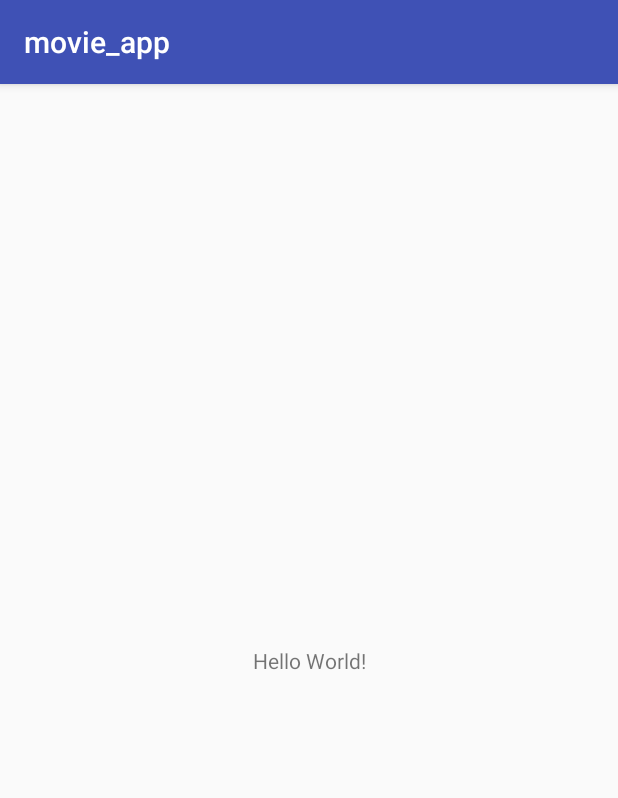
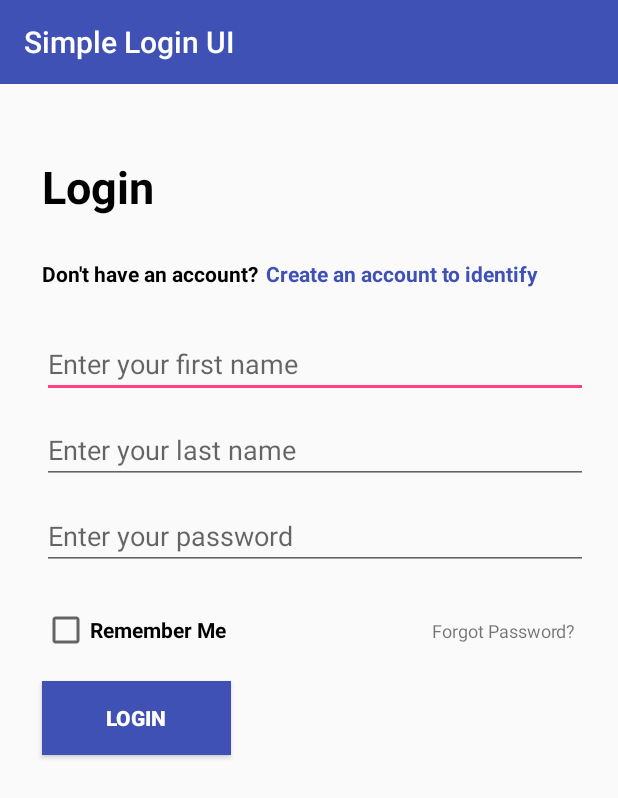
Before and after one commit to themavencoder/data-binding, an Android app: the screen it shows after launch (MainActivity before the commit, LoginActivity after it), on a phone screen of 412 x 824 dp. Shown: the top 798 px of the screen. Run offline under Robolectric (Android 15) with nearby library versions, the phone set to English and light mode, and no system bars.

Commit message:
first init

```diff
--- a/app/src/main/res/layout/activity_login.xml
+++ b/app/src/main/res/layout/activity_login.xml
@@ -6,6 +6,8 @@
     android:layout_height="match_parent"
 
     tools:context=".authentication.LoginActivity">
+
+
 
 
     <android.support.v7.widget.Toolbar
@@ -28,11 +30,11 @@
         android:layout_marginRight="8dp"
         android:layout_marginStart="8dp"
         android:layout_marginTop="48dp"
-        android:fontFamily="serif"
         android:paddingLeft="20dp"
         android:text="Login"
         android:textSize="30sp"
         android:textStyle="bold"
+        android:textColor="@android:color/black"
         app:layout_constraintEnd_toEndOf="parent"
         app:layout_constraintHorizontal_bias="0.0"
         app:layout_constraintStart_toStartOf="parent"
@@ -52,8 +54,9 @@
             android:layout_width="wrap_content"
             android:layout_height="match_parent"
             android:layout_marginLeft="8dp"
+            android:textColor="@android:color/black"
             android:paddingLeft="20dp"
-            android:text="Don't have an account?"
+            android:text="@string/don_t_have_an_account"
             android:textStyle="bold" />
 
 
@@ -61,7 +64,7 @@
             android:layout_width="wrap_content"
             android:layout_height="match_parent"
             android:paddingLeft="5dp"
-            android:text="Create an account."
+            android:text="@string/create_an_account_to_identify"
             android:textColor="@color/colorPrimary"
             android:textStyle="bold" />
 
@@ -69,35 +72,92 @@
     </LinearLayout>
 
     <LinearLayout
+        android:id="@+id/linearLayout2"
         android:layout_width="match_parent"
         android:layout_height="wrap_content"
+        android:layout_marginLeft="8dp"
         android:layout_marginTop="28dp"
         android:orientation="vertical"
-        android:layout_marginLeft="8dp"
         android:paddingLeft="20dp"
         android:paddingRight="20dp"
-        app:layout_goneMarginLeft="8dp"
         app:layout_constraintEnd_toEndOf="parent"
         app:layout_constraintStart_toStartOf="parent"
-        app:layout_constraintTop_toBottomOf="@+id/linearLayout">
+        app:layout_constraintTop_toBottomOf="@+id/linearLayout"
+        app:layout_goneMarginLeft="8dp">
 
 
 
             <EditText
                 android:layout_width="match_parent"
                 android:layout_height="wrap_content"
-            android:hint="Username"
+                android:id="@+id/edit_text_first_name"
+                android:hint="@string/firstname"
 
                 />
 
+
+
             <EditText
+                android:id="@+id/edit_text_last_name"
                 android:layout_width="match_parent"
                 android:layout_height="wrap_content"
-            android:hint="Password"
                 android:layout_marginTop="12dp"
+                android:hint="@string/lastname"
+
+                />
+        <EditText
+            android:id="@+id/edit_text_password"
+            android:layout_width="match_parent"
+            android:layout_height="wrap_content"
+            android:layout_marginTop="12dp"
+            android:hint="@string/password"
 
             />
 
 
     </LinearLayout>
+
+
+    <CheckBox
+        android:id="@+id/checkBox"
+        android:layout_width="142dp"
+        android:layout_height="wrap_content"
+        android:layout_marginLeft="28dp"
+        android:layout_marginStart="28dp"
+        android:layout_marginTop="24dp"
+        android:textStyle="bold"
+        android:textSize="14sp"
+        android:text="Remember Me"
+        app:layout_constraintStart_toStartOf="parent"
+        app:layout_constraintTop_toBottomOf="@+id/linearLayout2" />
+
+    <TextView
+        android:id="@+id/textView4"
+        android:layout_width="wrap_content"
+        android:layout_height="wrap_content"
+        android:layout_marginEnd="24dp"
+        android:layout_marginRight="24dp"
+        android:padding="4dp"
+        android:text="Forgot Password?"
+        android:textSize="12sp"
+        app:layout_constraintBaseline_toBaselineOf="@+id/checkBox"
+        app:layout_constraintEnd_toEndOf="parent" />
+
+
+    <Button
+        android:id="@+id/button_login"
+        android:layout_width="126dp"
+        android:layout_height="49dp"
+        android:layout_marginLeft="28dp"
+        android:layout_marginStart="28dp"
+        android:layout_marginTop="18dp"
+        android:background="@color/colorPrimary"
+        android:text="Login"
+        android:textColor="#FFFF"
+        android:textStyle="bold"
+        app:layout_constraintStart_toStartOf="parent"
+        app:layout_constraintTop_toBottomOf="@+id/checkBox" />
+
+
+
 </android.support.constraint.ConstraintLayout>
--- a/app/src/main/res/values/colors.xml
+++ b/app/src/main/res/values/colors.xml
@@ -3,4 +3,5 @@
     <color name="colorPrimary">#3F51B5</color>
     <color name="colorPrimaryDark">#303F9F</color>
     <color name="colorAccent">#FF4081</color>
+    <color name="white">#fff</color>
 </resources>
--- a/app/src/main/res/values/strings.xml
+++ b/app/src/main/res/values/strings.xml
@@ -1,4 +1,9 @@
 <resources>
     <string name="app_name">movie_app</string>
-    <string name="title_activity_login">LoginActivity</string>
+    <string name="title_activity_login">Simple Login UI</string>
+    <string name="don_t_have_an_account">Don\'t have an account?</string>
+    <string name="create_an_account_to_identify">Create an account to identify</string>
+    <string name="firstname">Enter your first name</string>
+    <string name="lastname">Enter your last name</string>
+    <string name="password">Enter your password</string>
 </resources>
--- a/app/src/main/res/values/styles.xml
+++ b/app/src/main/res/values/styles.xml
@@ -1,11 +1,12 @@
 <resources>
 
     <!-- Base application theme. -->
-    <style name="AppTheme" parent="Theme.AppCompat.Light.DarkActionBar">
+    <style name="AppTheme" parent="Theme.AppCompat.Light">
         <!-- Customize your theme here. -->
         <item name="colorPrimary">@color/colorPrimary</item>
         <item name="colorPrimaryDark">@color/colorPrimaryDark</item>
         <item name="colorAccent">@color/colorAccent</item>
+        <item name="android:textColorPrimary">@color/white</item>
     </style>
 
     <style name="AppTheme.NoActionBar">
```
Also changed, not shown: app/src/main/AndroidManifest.xml (+7 -4 lines), app/src/main/java/com/aloineinc/movie_app/authentication/LoginActivity.java (+4 -9 lines), app/src/main/res/drawable/btn_facebook.xml (added, +12 -0 lines), app/src/main/res/drawable/btn_googleplus.xml (added, +12 -0 lines), app/src/main/res/drawable/btn_login.xml (added, +13 -0 lines), app/src/main/res/drawable/btn_login_shadow.xml (added, +11 -0 lines), app/src/main/res/drawable/btn_shadow.xml (added, +7 -0 lines), app/src/main/res/drawable/btn_twitter.xml (added, +12 -0 lines), app/src/main/res/drawable/facebook.png (added), app/src/main/res/drawable/googleplus.png (added), app/src/main/res/drawable/twitter.png (added). Lines whose indentation alone changed are shown as unchanged.
